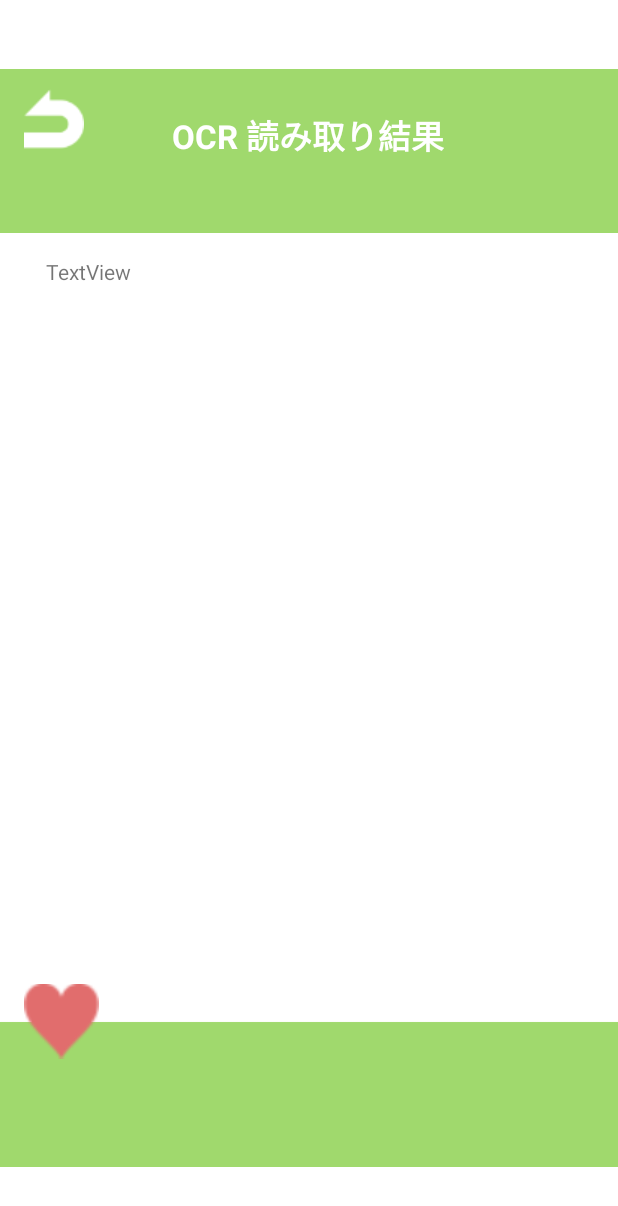
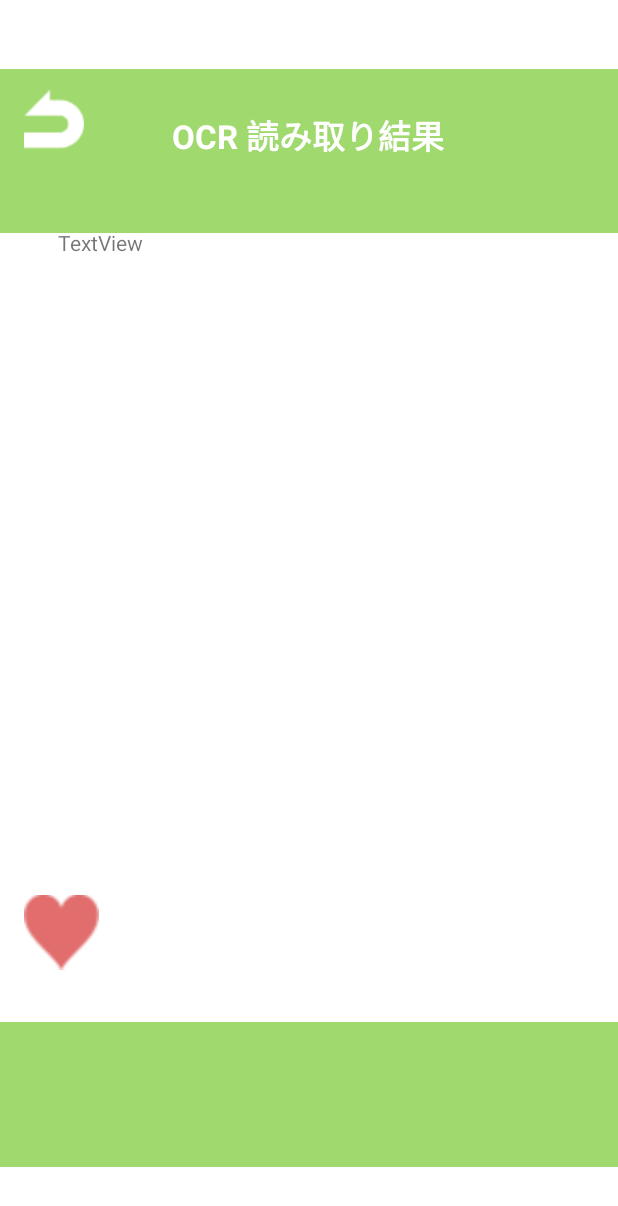
Before and after one commit to b9p31100/0101, an Android app: the layout activity_qcrkeka.xml on its own in the app's theme, with its tools: preview values and no code run, on a phone screen of 412 x 824 dp. Shown: the top 1206 px of the screen. Run offline under Robolectric (Android 15) with nearby library versions, the phone set to English and light mode, and no system bars.

Commit message:
ホームの遷移先を修正

```diff
--- a/app/src/main/java/com/example/a0101/home.java
+++ b/app/src/main/java/com/example/a0101/home.java
@@ -18,10 +18,9 @@ public class home extends AppCompatActivity {
         setContentView(R.layout.activity_home);  //activity_homeを遷移先のページの名前に変える(xml)
         //変数はこのファイルだけなので、「btn」と置いても、別のjavaファイルで「btn」でも問題ないです
         Button btn = (Button) findViewById(R.id.return_button);//return_buttonのところをボタンのid名に変える
-        //ImageButton使うときは「ImageButton btn =(ImageButton)findViewById(R.id.)」でやること！
         Button btn2 =(Button) findViewById(R.id.button_okini);
         Button btn3 =(Button)findViewById(R.id.button_puro);
-        Button btn4 =(Button)findViewById(R.id.button_bako);
+        Button btn4 =(Button)findViewById(R.id.button_ocr);
         mAuth = FirebaseAuth.getInstance();
 
         //ラムダ式の方が簡単に書けます
@@ -41,6 +40,7 @@ public class home extends AppCompatActivity {
                     register.class) );
             //ユーザー登録に遷移
         });
+        //OCRに遷移
         btn4.setOnClickListener(v ->{
             startActivity(new Intent(home.this, post.class));
         });
--- a/app/src/main/res/layout/activity_hanteikextuka.xml
+++ b/app/src/main/res/layout/activity_hanteikextuka.xml
@@ -15,6 +15,7 @@
         android:background="#00FFFFFF"
         android:text="Back"
         android:textColor="#00FFFFFF"
+
         app:layout_constraintEnd_toEndOf="parent"
         app:layout_constraintHorizontal_bias="0.498"
         app:layout_constraintStart_toStartOf="parent"
@@ -25,13 +26,14 @@
         android:layout_width="301dp"
         android:layout_height="39dp"
         android:layout_marginStart="42dp"
-        android:layout_marginTop="280dp"
+        android:layout_marginTop="220dp"
         android:layout_marginEnd="68dp"
         android:background="@color/white"
         android:text="あなたはこの商品を"
         android:textColor="@color/black"
         android:textSize="16dp"
         app:layout_constraintEnd_toEndOf="parent"
+        app:layout_constraintHorizontal_bias="0.0"
         app:layout_constraintStart_toStartOf="@+id/imageView6"
         app:layout_constraintTop_toTopOf="@+id/imageView6" />
 
--- a/app/src/main/res/layout/activity_qcrkeka.xml
+++ b/app/src/main/res/layout/activity_qcrkeka.xml
@@ -20,15 +20,14 @@
 
     <TextView
         android:id="@+id/textView7"
-        android:layout_width="350dp"
-        android:layout_height="430dp"
+        android:layout_width="335dp"
+        android:layout_height="342dp"
         android:text="TextView"
         app:layout_constraintBottom_toBottomOf="@+id/imageView9"
         app:layout_constraintEnd_toEndOf="parent"
-        app:layout_constraintHorizontal_bias="0.491"
         app:layout_constraintStart_toStartOf="parent"
         app:layout_constraintTop_toTopOf="parent"
-        app:layout_constraintVertical_bias="0.435" />
+        app:layout_constraintVertical_bias="0.316" />
 
     <ImageView
         android:id="@+id/imageView11"
@@ -58,6 +57,17 @@
         app:layout_constraintTop_toTopOf="parent"
         app:layout_constraintVertical_bias="0.093" />
 
+    <View
+        android:id="@+id/view2"
+        android:layout_width="55dp"
+        android:layout_height="65dp"
+        app:layout_constraintBottom_toBottomOf="parent"
+        app:layout_constraintEnd_toEndOf="parent"
+        app:layout_constraintHorizontal_bias="0.044"
+        app:layout_constraintStart_toStartOf="parent"
+        app:layout_constraintTop_toTopOf="parent"
+        app:layout_constraintVertical_bias="0.78" />
+
     <ImageView
         android:id="@+id/imageView12"
         android:layout_width="50dp"
@@ -67,19 +77,8 @@
         app:layout_constraintHorizontal_bias="0.044"
         app:layout_constraintStart_toStartOf="parent"
         app:layout_constraintTop_toTopOf="parent"
-        app:layout_constraintVertical_bias="0.852"
+        app:layout_constraintVertical_bias="0.774"
         app:srcCompat="@drawable/_hato" />
-
-    <View
-        android:id="@+id/view2"
-        android:layout_width="55dp"
-        android:layout_height="65dp"
-        app:layout_constraintBottom_toBottomOf="parent"
-        app:layout_constraintEnd_toEndOf="parent"
-        app:layout_constraintHorizontal_bias="0.044"
-        app:layout_constraintStart_toStartOf="parent"
-        app:layout_constraintTop_toTopOf="parent"
-        app:layout_constraintVertical_bias="0.858" />
 
 
 </androidx.constraintlayout.widget.ConstraintLayout>
```
